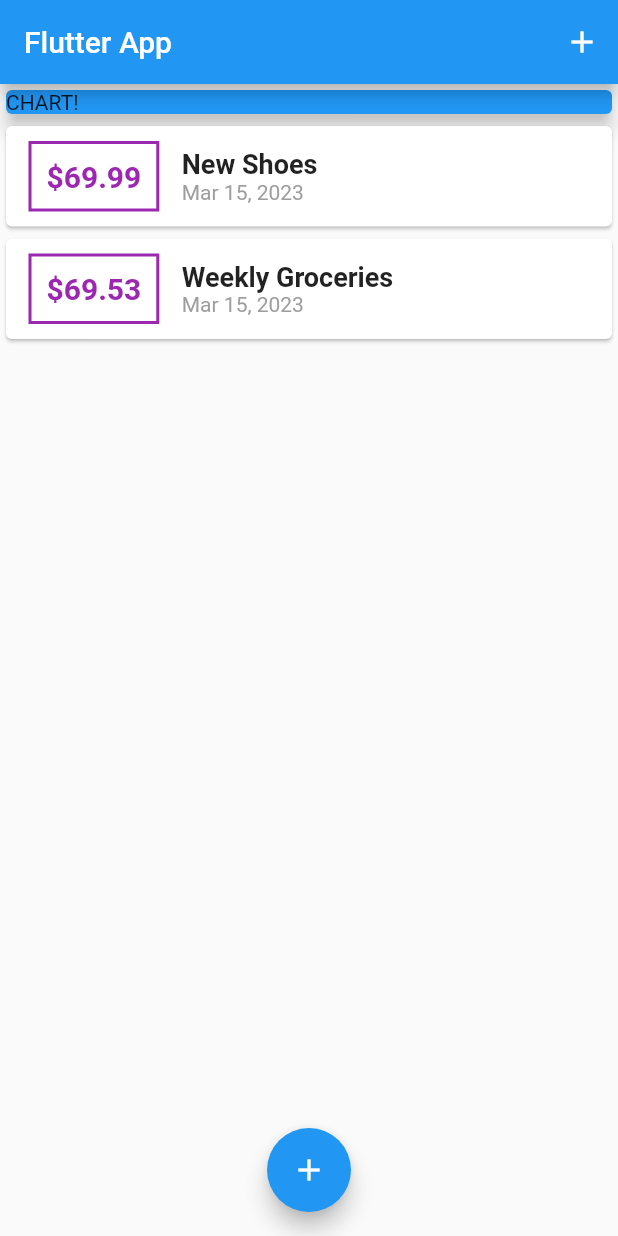
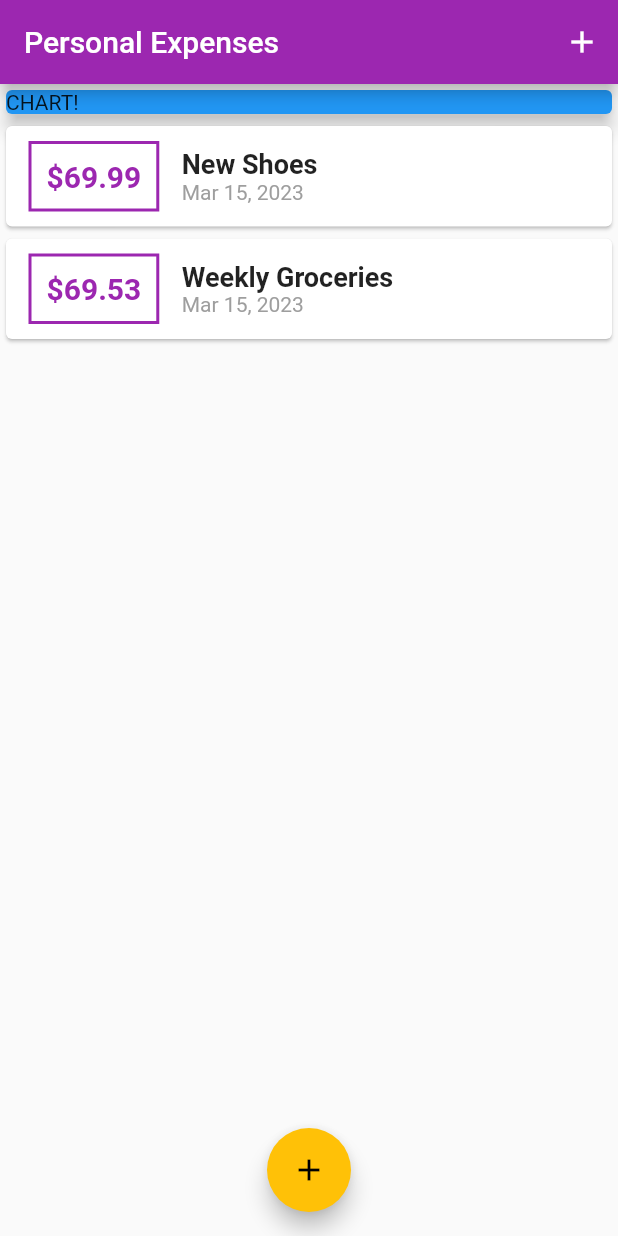
Before and after one commit to Muhamadfikri20/flutter_complete_guide_2, a Flutter app: the screen it shows after launch, on a phone screen of 412 x 824 dp. Run offline on Flutter 3.47's test engine with Material 2 defaults, Android fonts, the light colour scheme and no system bars.

```diff
--- a/lib/main.dart
+++ b/lib/main.dart
@@ -11,8 +11,9 @@ class MyApp extends StatelessWidget {
   @override
   Widget build(BuildContext context) {
     return MaterialApp(
-      title: 'Flutter Demo',
+      title: 'Personal Expenses',
       home: MyHomePage(),
+      theme: ThemeData(primarySwatch: Colors.purple, accentColor: Colors.amber),
     );
   }
 }
@@ -51,7 +52,7 @@ class _MyHomePageState extends State<MyHomePage> {
   Widget build(BuildContext context) {
     return Scaffold(
       appBar: AppBar(
-        title: Text('Flutter App'),
+        title: Text('Personal Expenses'),
         actions: <Widget>[
           IconButton(
             icon: Icon(Icons.add),
--- a/lib/widgets/transaction_list.dart
+++ b/lib/widgets/transaction_list.dart
@@ -15,11 +15,11 @@ class TransactionList extends StatelessWidget {
               child: Row(children: [
                 Container(
                   margin: EdgeInsets.symmetric(vertical: 10, horizontal: 15),
-                  decoration: BoxDecoration(border: Border.all(color: Colors.purple, width: 2)),
+                  decoration: BoxDecoration(border: Border.all(color: Theme.of(context).primaryColor, width: 2)),
                   padding: EdgeInsets.all(10),
                   child: Text(
                     '\$${transactions[index].amount.toStringAsFixed(2)}',
-                    style: TextStyle(fontWeight: FontWeight.bold, fontSize: 20, color: Colors.purple),
+                    style: TextStyle(fontWeight: FontWeight.bold, fontSize: 20, color: Theme.of(context).primaryColor),
                   ),
                 ),
                 Column(
```
